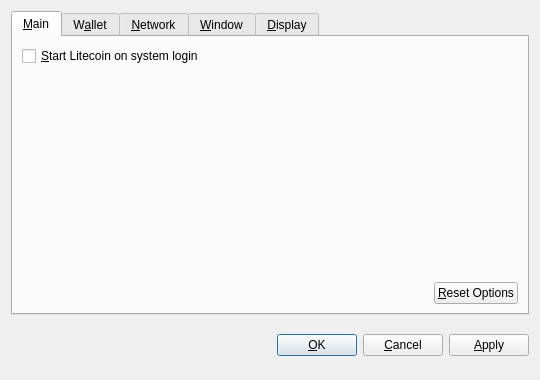
solidarycoin/solidarycoin, file src/qt/forms/optionsdialog.ui: the form before one commit.
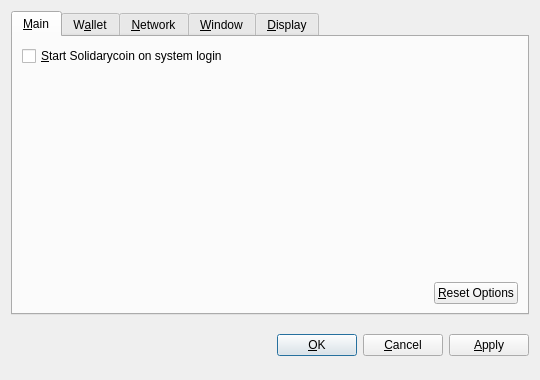
The form after the commit. Custom widgets are drawn as their Qt base class.

Commit message: Rename litecoin to solidarycoin

Patch:
```diff
--- a/src/qt/forms/optionsdialog.ui
+++ b/src/qt/forms/optionsdialog.ui
@@ -36,7 +36,7 @@
           <string>Automatically start Litecoin after logging in to the system.</string>
          </property>
          <property name="text">
-          <string>&amp;Start Litecoin on system login</string>
+          <string>&amp;Start Solidarycoin on system login</string>
          </property>
         </widget>
        </item>
```
Left out of the diff: 10 changed lines with no effect on the pictures. The commit also changes 134 other files.
